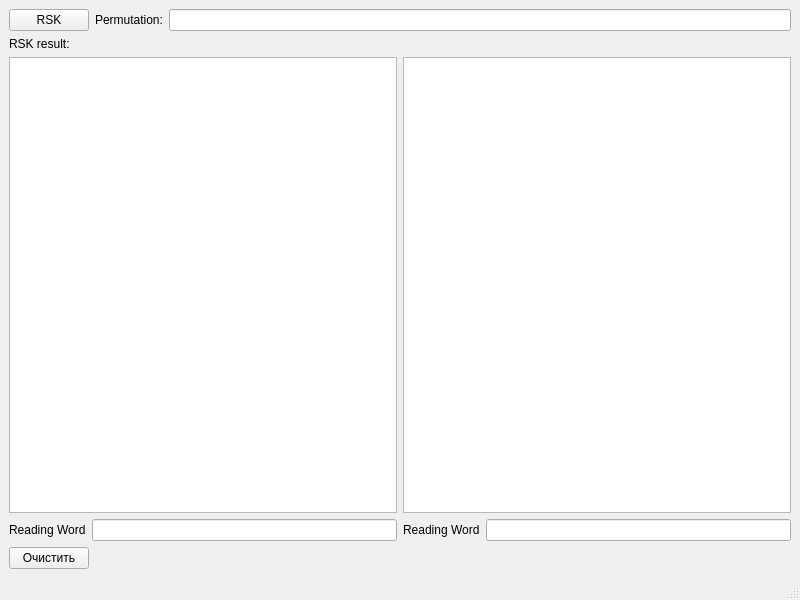
Qt form mainwindow.ui (TheTiNi17/YoungTable) before a commit.
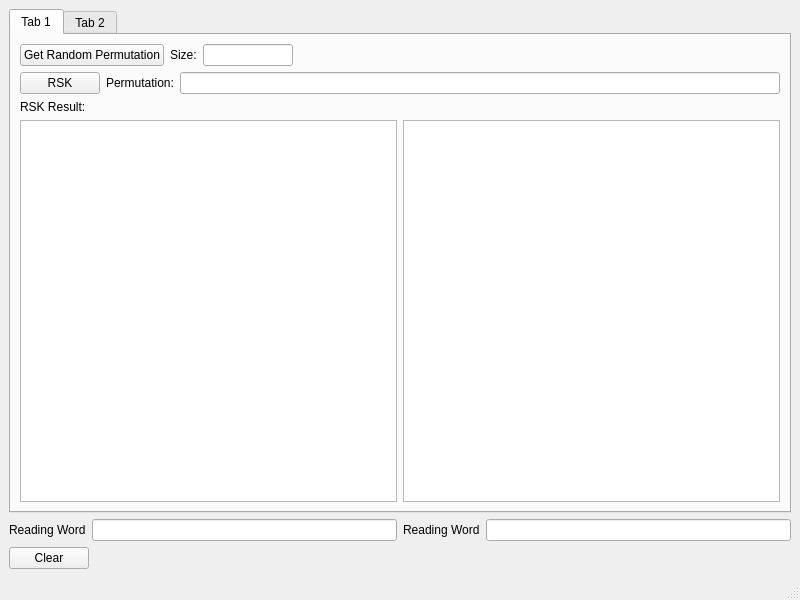
The same form after that commit.

The edit to the form file:
```diff
--- a/mainwindow.ui
+++ b/mainwindow.ui
@@ -16,6 +16,66 @@
   <widget class="QWidget" name="centralwidget">
    <layout class="QVBoxLayout" name="verticalLayout_2">
     <item>
+     <widget class="QTabWidget" name="tabWidget">
+      <property name="currentIndex">
+       <number>0</number>
+      </property>
+      <widget class="QWidget" name="tab">
+       <attribute name="title">
+        <string>Tab 1</string>
+       </attribute>
+       <layout class="QVBoxLayout" name="verticalLayout_3">
+        <item>
+         <layout class="QHBoxLayout" name="horizontalLayout_5">
+          <item>
+           <widget class="QPushButton" name="randPermutationButton">
+            <property name="text">
+             <string>Get Random Permutation</string>
+            </property>
+           </widget>
+          </item>
+          <item>
+           <widget class="QLabel" name="label_6">
+            <property name="text">
+             <string>Size:</string>
+            </property>
+           </widget>
+          </item>
+          <item>
+           <widget class="QLineEdit" name="RandomPermutationSizeLine">
+            <property name="sizePolicy">
+             <sizepolicy hsizetype="Expanding" vsizetype="Fixed">
+              <horstretch>0</horstretch>
+              <verstretch>0</verstretch>
+             </sizepolicy>
+            </property>
+            <property name="maximumSize">
+             <size>
+              <width>90</width>
+              <height>16777215</height>
+             </size>
+            </property>
+            <property name="inputMethodHints">
+             <set>Qt::ImhDigitsOnly</set>
+            </property>
+           </widget>
+          </item>
+          <item>
+           <spacer name="horizontalSpacer_2">
+            <property name="orientation">
+             <enum>Qt::Horizontal</enum>
+            </property>
+            <property name="sizeHint" stdset="0">
+             <size>
+              <width>150</width>
+              <height>20</height>
+             </size>
+            </property>
+           </spacer>
+          </item>
+         </layout>
+        </item>
+        <item>
      <layout class="QHBoxLayout" name="horizontalLayout_2">
       <item>
        <widget class="QPushButton" name="pushButton">
@@ -45,7 +105,7 @@
       <item>
        <widget class="QLabel" name="label_3">
         <property name="text">
-         <string>RSK result:</string>
+             <string>RSK Result:</string>
         </property>
        </widget>
       </item>
@@ -69,6 +129,15 @@
       </item>
      </layout>
     </item>
+       </layout>
+      </widget>
+      <widget class="QWidget" name="tab_2">
+       <attribute name="title">
+        <string>Tab 2</string>
+       </attribute>
+      </widget>
+     </widget>
+    </item>
     <item>
      <layout class="QHBoxLayout" name="horizontalLayout_4">
       <item>
@@ -106,7 +175,7 @@
       <item>
        <widget class="QPushButton" name="pushButton_2">
         <property name="text">
-         <string>Очистить</string>
+         <string>Clear</string>
         </property>
        </widget>
       </item>
```
Left out of the diff: 4 changed lines with no effect on the pictures. Lines whose indentation alone changed are shown as unchanged.
